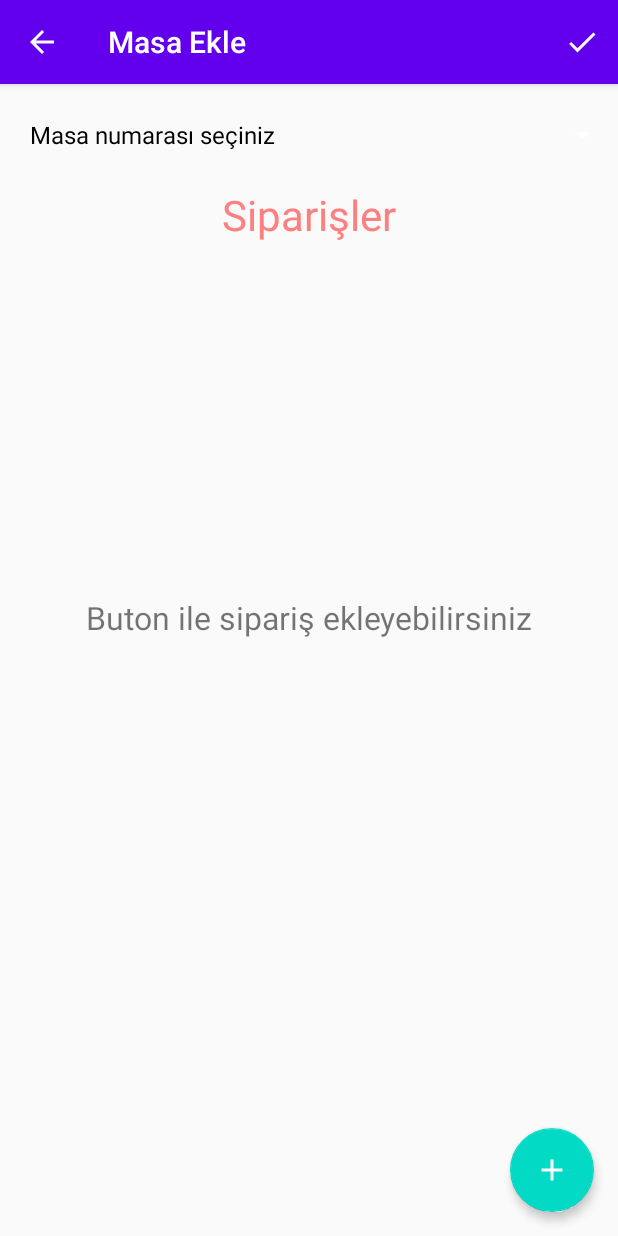
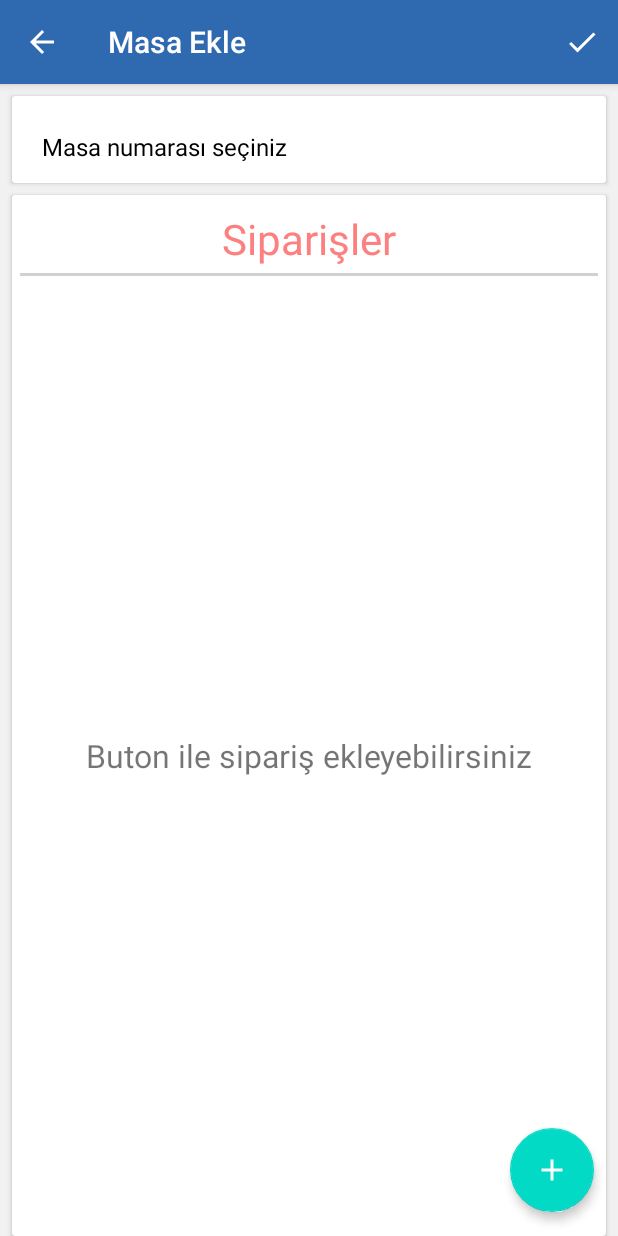
Before and after one commit to fpasalioglu/KafeOtomasyon, an Android app: the MasaEkleActivity screen opened directly, with no data from a screen before it, on a phone screen of 412 x 824 dp. Run offline under Robolectric (Android 15) with nearby library versions, the phone set to English and light mode, and no system bars; our stand-ins replace Firebase (no records; nobody signed in at launch, a user with empty details on screens opened directly).

Commit message:
Arayüz güncelleme

```diff
--- a/app/src/main/java/com/example/kafeotomasyon/MasaEkleActivity.java
+++ b/app/src/main/java/com/example/kafeotomasyon/MasaEkleActivity.java
@@ -95,7 +95,7 @@ public class MasaEkleActivity extends AppCompatActivity {
     @Override
     public boolean onOptionsItemSelected(MenuItem item) {
         if (item.getItemId() == R.id.action_save) {
-            FirebaseSave();
+            FirebaseSave(); //todo masaisim zorunlulugu
             return true;
         }
         return super.onOptionsItemSelected(item);
--- /dev/null
+++ b/app/src/main/res/drawable/button_arti.xml
@@ -0,0 +1,5 @@
+<shape xmlns:android="http://schemas.android.com/apk/res/android"
+    android:shape="rectangle">
+    <solid android:color="#66BB6A" />
+    <corners android:radius="12dp" />
+</shape>
--- /dev/null
+++ b/app/src/main/res/drawable/button_azalt.xml
@@ -0,0 +1,5 @@
+<shape xmlns:android="http://schemas.android.com/apk/res/android"
+    android:shape="rectangle">
+    <solid android:color="#FF8A80" />
+    <corners android:radius="12dp" />
+</shape>
--- a/app/src/main/res/layout/activity_masaekle.xml
+++ b/app/src/main/res/layout/activity_masaekle.xml
@@ -2,23 +2,45 @@
 <RelativeLayout xmlns:android="http://schemas.android.com/apk/res/android"
     android:layout_width="match_parent"
     android:layout_height="match_parent"
+    android:background="#f1f1f1"
     xmlns:app="http://schemas.android.com/apk/res-auto"
     android:orientation="vertical">
 
     <include android:id="@+id/tool"
         layout="@layout/toolbar" />
 
+    <androidx.cardview.widget.CardView
+        android:id="@+id/cardview3"
+        android:layout_below="@+id/tool"
+        android:layout_marginTop="8dp"
+        android:layout_marginLeft="8dp"
+        android:layout_marginRight="8dp"
+        android:layout_width="match_parent"
+        android:layout_height="wrap_content" >
+
         <Spinner
             android:id="@+id/spinner"
-        android:layout_below="@+id/tool"
+            android:layout_width="match_parent"
+            android:layout_height="wrap_content"
             android:layout_marginStart="12dp"
-        android:layout_marginTop="10dp"
+            android:layout_marginTop="10dp" />
+    </androidx.cardview.widget.CardView>
+
+    <androidx.cardview.widget.CardView
+        android:layout_below="@+id/cardview3"
         android:layout_width="match_parent"
-        android:layout_height="wrap_content" />
+        android:layout_height="match_parent"
+        android:layout_marginTop="8dp"
+        android:layout_marginLeft="8dp"
+        android:layout_marginRight="8dp">
+
+        <LinearLayout
+            android:layout_width="match_parent"
+            android:layout_height="match_parent"
+            android:orientation="vertical">
 
             <TextView
                 android:id="@+id/textView4"
-        android:layout_below="@+id/spinner"
                 android:layout_width="match_parent"
                 android:layout_height="wrap_content"
                 android:layout_marginTop="10dp"
@@ -27,14 +49,21 @@
                 android:textColor="#FD8080"
                 android:textSize="28sp" />
 
+            <View
+                android:layout_width="fill_parent"
+                android:layout_height="2dp"
+                android:layout_marginTop="4dp"
+                android:layout_marginLeft="5dp"
+                android:layout_marginRight="5dp"
+                android:background="#d1d1d1" />
+
             <ListView
                 android:id="@+id/listsiparis"
+                android:layout_width="match_parent"
+                android:layout_height="match_parent"
                 android:layout_marginTop="10dp"
-        android:paddingEnd="5dp"
                 android:paddingStart="5dp"
-        android:layout_below="@+id/textView4"
-        android:layout_width="match_parent"
-        android:layout_height="match_parent" />
+                android:paddingEnd="5dp" />
 
             <TextView
                 android:id="@+id/emptyText"
@@ -43,6 +72,9 @@
                 android:text="Buton ile sipariş ekleyebilirsiniz"
                 android:textSize="21sp"
                 android:gravity="center"/>
+        </LinearLayout>
+
+    </androidx.cardview.widget.CardView>
 
     <com.google.android.material.floatingactionbutton.FloatingActionButton
         android:id="@+id/fab1"
--- a/app/src/main/res/layout/activity_menu.xml
+++ b/app/src/main/res/layout/activity_menu.xml
@@ -9,6 +9,7 @@
         layout="@layout/toolbar" />
 
     <ExpandableListView
+        android:layout_marginTop="1dp"
         android:id="@+id/lvExp"
         android:layout_below="@+id/tool"
         android:layout_width="match_parent"
--- a/app/src/main/res/layout/list_group.xml
+++ b/app/src/main/res/layout/list_group.xml
@@ -4,7 +4,7 @@
     android:layout_height="wrap_content"
     android:layout_marginBottom="5dp"
     android:layout_marginTop="5dp"
-    android:background="#ff88dd88"
+    android:background="#4FC3F7"
     android:orientation="horizontal"
     android:padding="8dp">
 
--- a/app/src/main/res/values/colors.xml
+++ b/app/src/main/res/values/colors.xml
@@ -1,9 +1,9 @@
 <?xml version="1.0" encoding="utf-8"?>
 <resources>
-    <color name="colorPrimary">#6200EE</color>
-    <color name="colorPrimaryDark">#3700B3</color>
+    <color name="colorPrimary">#2f69af</color>
+    <color name="colorPrimaryDark">#2f69af</color>
     <color name="colorAccent">#03DAC5</color>
 
     <color name="white">#fff</color>
-    <color name="bluelight">#82B1FF</color>
+    <color name="bluelight">#81D4FA</color>
 </resources>
```
Also changed, not shown: app/src/main/java/com/example/kafeotomasyon/MasaYonetimiActivity.java (+26 -2 lines), app/src/main/res/drawable/gradient.xml (added, +9 -0 lines), app/src/main/res/layout/activity_giris.xml (+13 -10 lines), app/src/main/res/layout/activity_kayit.xml (+20 -14 lines), app/src/main/res/layout/list_item.xml (+16 -11 lines), app/src/main/res/layout/masakapat_popup.xml (+20 -12 lines), app/src/main/res/layout/masayonetim_layout.xml (+52 -15 lines), app/src/main/res/drawable/cafelogo.png (added). Lines whose indentation alone changed are shown as unchanged.
